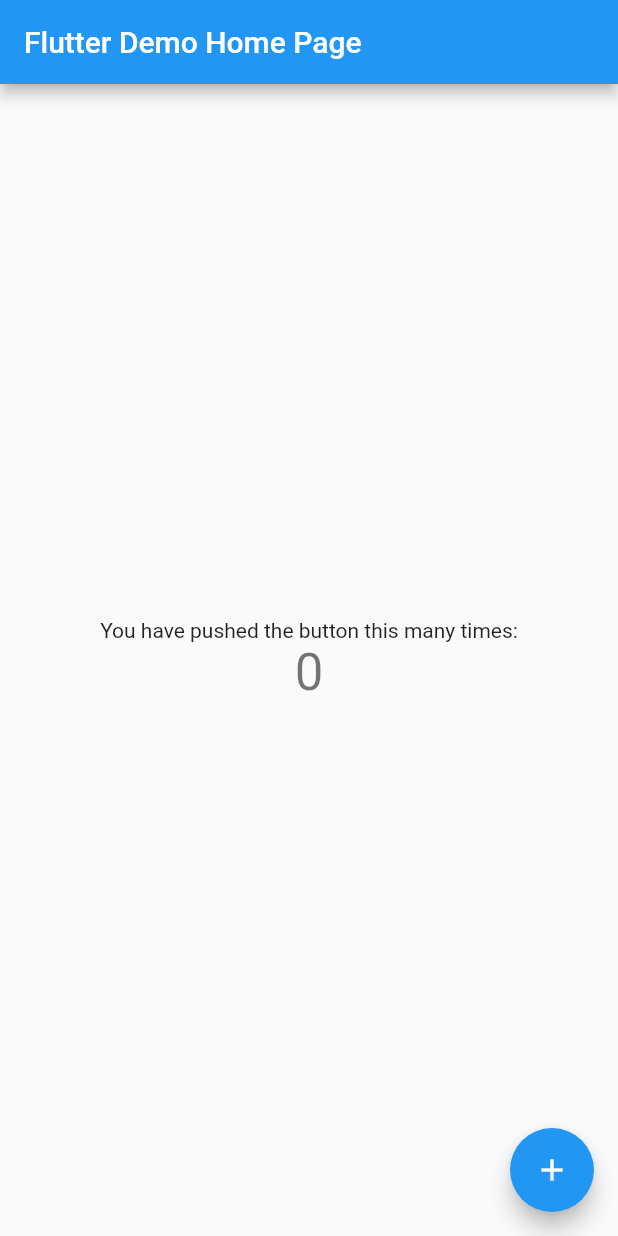
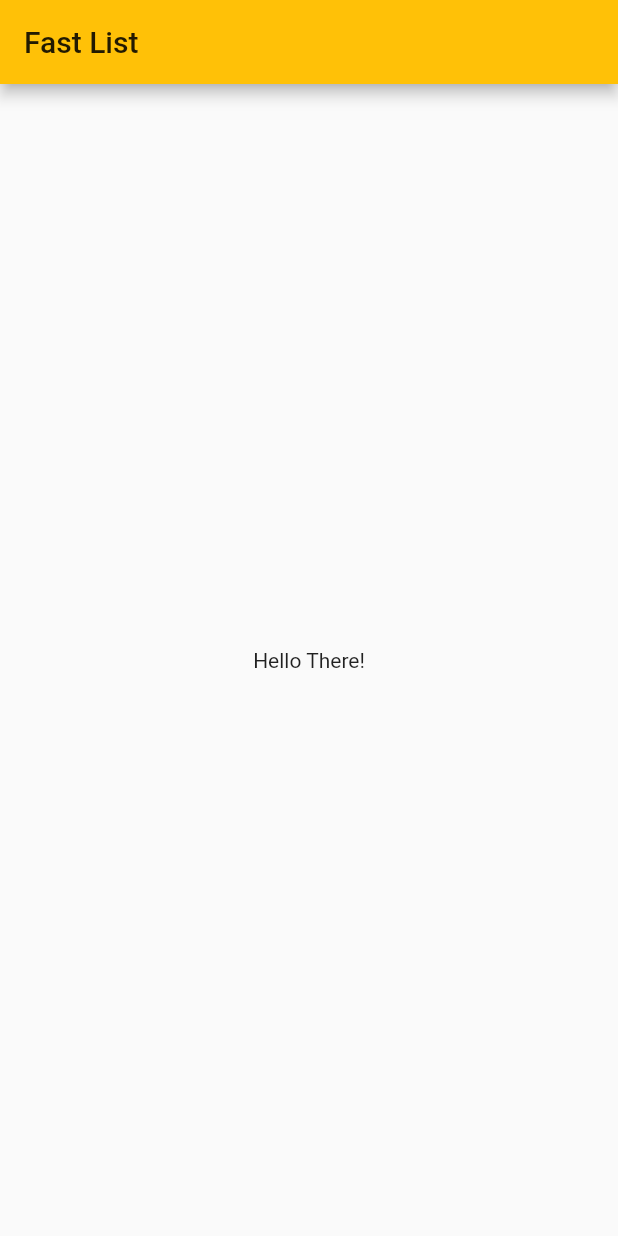
Before and after one commit to tehSIRius/fast_list, a Flutter app: the screen it shows after launch, on a phone screen of 412 x 824 dp. Run offline on Flutter 3.47's test engine with Material 2 defaults, Android fonts, the light colour scheme and no system bars.

Commit message:
Removed starter code

```diff
--- a/lib/main.dart
+++ b/lib/main.dart
@@ -1,113 +1,7 @@
 import 'package:flutter/material.dart';
 
+import 'package:fast_list/src/App.dart';
+
 void main() {
-  runApp(MyApp());
+  runApp(App());
 }
-
-class MyApp extends StatelessWidget {
-  // This widget is the root of your application.
-  @override
-  Widget build(BuildContext context) {
-    return MaterialApp(
-      title: 'Flutter Demo',
-      theme: ThemeData(
-        // This is the theme of your application.
-        //
-        // Try running your application with "flutter run". You'll see the
-        // application has a blue toolbar. Then, without quitting the app, try
-        // changing the primarySwatch below to Colors.green and then invoke
-        // "hot reload" (press "r" in the console where you ran "flutter run",
-        // or simply save your changes to "hot reload" in a Flutter IDE).
-        // Notice that the counter didn't reset back to zero; the application
-        // is not restarted.
-        primarySwatch: Colors.blue,
-      ),
-      home: MyHomePage(title: 'Flutter Demo Home Page'),
-    );
-  }
-}
-
-class MyHomePage extends StatefulWidget {
-  MyHomePage({Key key, this.title}) : super(key: key);
-
-  // This widget is the home page of your application. It is stateful, meaning
-  // that it has a State object (defined below) that contains fields that affect
-  // how it looks.
-
-  // This class is the configuration for the state. It holds the values (in this
-  // case the title) provided by the parent (in this case the App widget) and
-  // used by the build method of the State. Fields in a Widget subclass are
-  // always marked "final".
-
-  final String title;
-
-  @override
-  _MyHomePageState createState() => _MyHomePageState();
-}
-
-class _MyHomePageState extends State<MyHomePage> {
-  int _counter = 0;
-
-  void _incrementCounter() {
-    setState(() {
-      // This call to setState tells the Flutter framework that something has
-      // changed in this State, which causes it to rerun the build method below
-      // so that the display can reflect the updated values. If we changed
-      // _counter without calling setState(), then the build method would not be
-      // called again, and so nothing would appear to happen.
-      _counter++;
-    });
-  }
-
-  @override
-  Widget build(BuildContext context) {
-    // This method is rerun every time setState is called, for instance as done
-    // by the _incrementCounter method above.
-    //
-    // The Flutter framework has been optimized to make rerunning build methods
-    // fast, so that you can just rebuild anything that needs updating rather
-    // than having to individually change instances of widgets.
-    return Scaffold(
-      appBar: AppBar(
-        // Here we take the value from the MyHomePage object that was created by
-        // the App.build method, and use it to set our appbar title.
-        title: Text(widget.title),
-      ),
-      body: Center(
-        // Center is a layout widget. It takes a single child and positions it
-        // in the middle of the parent.
-        child: Column(
-          // Column is also a layout widget. It takes a list of children and
-          // arranges them vertically. By default, it sizes itself to fit its
-          // children horizontally, and tries to be as tall as its parent.
-          //
-          // Invoke "debug painting" (press "p" in the console, choose the
-          // "Toggle Debug Paint" action from the Flutter Inspector in Android
-          // Studio, or the "Toggle Debug Paint" command in Visual Studio Code)
-          // to see the wireframe for each widget.
-          //
-          // Column has various properties to control how it sizes itself and
-          // how it positions its children. Here we use mainAxisAlignment to
-          // center the children vertically; the main axis here is the vertical
-          // axis because Columns are vertical (the cross axis would be
-          // horizontal).
-          mainAxisAlignment: MainAxisAlignment.center,
-          children: <Widget>[
-            Text(
-              'You have pushed the button this many times:',
-            ),
-            Text(
-              '$_counter',
-              style: Theme.of(context).textTheme.headline4,
-            ),
-          ],
-        ),
-      ),
-      floatingActionButton: FloatingActionButton(
-        onPressed: _incrementCounter,
-        tooltip: 'Increment',
-        child: Icon(Icons.add),
-      ), // This trailing comma makes auto-formatting nicer for build methods.
-    );
-  }
-}
--- /dev/null
+++ b/lib/src/App.dart
@@ -0,0 +1,19 @@
+import 'package:flutter/material.dart';
+
+class App extends StatelessWidget {
+  @override
+  Widget build(BuildContext context) {
+    return MaterialApp(
+      title: 'Fast List',
+      theme: ThemeData(primarySwatch: Colors.amber),
+      home: Scaffold(
+        appBar: AppBar(
+          title: Text('Fast List'),
+        ),
+        body: Center(
+          child: Text('Hello There!'),
+        ),
+      ),
+    );
+  }
+}
```
